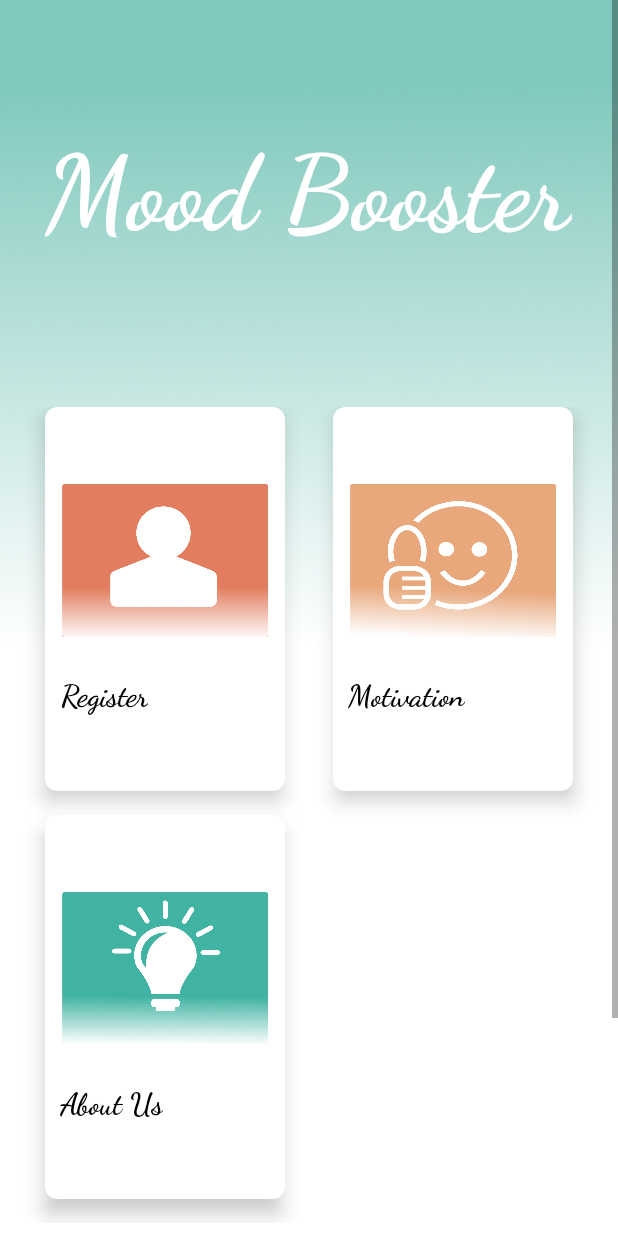
After one commit to Connorshaus/AndroidGridLayout-master, an Android app: the GuestView screen opened directly, with no data from a screen before it, on a phone screen of 412 x 824 dp. The commit adds this screen. Run offline under Robolectric (Android 15) with nearby library versions, the phone set to English and light mode, and no system bars.

Commit message:
Added Guest Additions, Expanded Motivation Activity

```diff
--- /dev/null
+++ b/app/src/main/java/edmt/dev/androidgridlayout/GuestView.java
@@ -0,0 +1,54 @@
+package edmt.dev.androidgridlayout;
+
+import android.content.Intent;
+import android.support.v7.app.AppCompatActivity;
+import android.os.Bundle;
+import android.support.v7.widget.CardView;
+import android.view.View;
+import android.widget.GridLayout;
+
+public class GuestView extends AppCompatActivity {
+
+    GridLayout mainGrid;
+
+    @Override
+    protected void onCreate(Bundle savedInstanceState) {
+        super.onCreate(savedInstanceState);
+        setContentView(R.layout.activity_guest_view);
+
+        mainGrid = (GridLayout) findViewById(R.id.mainGrid);
+
+        //Set Event
+        setSingleEvent(mainGrid);
+        //setToggleEvent(mainGrid);
+    }
+
+    private void setSingleEvent(GridLayout mainGrid) {
+        //Loop all child item of Main Grid
+        for (int i = 0; i < mainGrid.getChildCount(); i++) {
+            //You can see , all child item is CardView , so we just cast object to CardView
+            CardView cardView = (CardView) mainGrid.getChildAt(i);
+            final int finalI = i;
+            cardView.setOnClickListener(new View.OnClickListener() {
+                @Override
+                public void onClick(View view) {
+                    if(finalI == 0) // Activate My Register
+                    {
+                        Intent intent = new Intent (GuestView.this, Register.class);
+                        startActivity(intent);
+                    }
+                    else if(finalI == 1) // Activate Motivation
+                    {
+                        Intent intent = new Intent (GuestView.this, MotivationHome.class);
+                        startActivity(intent);
+                    }
+                    else if(finalI == 2) // Activate About Us
+                    {
+                        Intent intent = new Intent (GuestView.this, AboutUs.class);
+                        startActivity(intent);
+                    }
+                }
+            });
+        }
+    }
+}
--- /dev/null
+++ b/app/src/main/res/layout/activity_guest_view.xml
@@ -0,0 +1,188 @@
+<?xml version="1.0" encoding="utf-8"?>
+<ScrollView xmlns:android="http://schemas.android.com/apk/res/android"
+    xmlns:app="http://schemas.android.com/apk/res-auto"
+    xmlns:tools="http://schemas.android.com/tools"
+    android:layout_width="match_parent"
+    android:layout_height="match_parent"
+    tools:context="edmt.dev.androidgridlayout.GuestView">
+
+
+    <LinearLayout
+        android:orientation="vertical"
+        android:background="@drawable/bg"
+        android:weightSum="10"
+        android:layout_width="match_parent"
+        android:layout_height="wrap_content">
+
+        <RelativeLayout
+            android:layout_weight="2"
+            android:layout_width="match_parent"
+            android:layout_height="0dp">
+
+            <TextView
+                android:id="@+id/textGrid"
+                android:layout_width="wrap_content"
+                android:layout_height="wrap_content"
+                android:layout_centerInParent="true"
+                android:fontFamily="cursive"
+                android:text="@string/app_name"
+                android:textColor="@android:color/white"
+                android:textSize="70sp"
+                android:textStyle="bold" />
+
+        </RelativeLayout>
+
+        <GridLayout
+            android:id="@+id/mainGrid"
+            android:columnCount="2"
+            android:rowCount="3"
+            android:alignmentMode="alignMargins"
+            android:columnOrderPreserved="false"
+            android:layout_weight="6"
+            android:layout_width="match_parent"
+            android:layout_height="0dp"
+            android:padding="14dp"
+            >
+
+            <!-- Row 1 -->
+
+            <!-- Column 1 -->
+            <android.support.v7.widget.CardView
+                android:layout_width="0dp"
+                android:layout_height="0dp"
+                android:layout_columnWeight="1"
+                android:layout_rowWeight="1"
+                android:layout_marginBottom="16dp"
+                android:layout_marginLeft="16dp"
+                android:layout_marginRight="16dp"
+                app:cardElevation="8dp"
+                app:cardCornerRadius="8dp"
+                >
+
+                <LinearLayout
+                    android:layout_gravity="center_horizontal|center_vertical"
+                    android:orientation="vertical"
+                    android:layout_margin="10dp"
+                    android:layout_width="wrap_content"
+                    android:layout_height="wrap_content">
+
+                    <ImageView
+                        android:layout_width="wrap_content"
+                        android:layout_height="130sp"
+                        android:layout_gravity="center_horizontal"
+                        android:contentDescription="@string/profileDescip"
+                        android:scaleType="fitStart"
+                        android:src="@drawable/myprof" />
+
+                    <TextView
+                        android:layout_width="wrap_content"
+                        android:layout_height="wrap_content"
+                        android:fontFamily="cursive"
+                        android:gravity="center"
+                        android:text="@string/register"
+                        android:textAlignment="center"
+                        android:textColor="@android:color/black"
+                        android:textSize="20sp"
+                        android:textStyle="bold"
+                        android:translationZ="100dp" />
+
+                </LinearLayout>
+
+            </android.support.v7.widget.CardView>
+
+            <!-- Column 2 -->
+            <android.support.v7.widget.CardView
+                android:layout_width="0dp"
+                android:layout_height="0dp"
+                android:layout_columnWeight="1"
+                android:layout_rowWeight="1"
+                android:layout_marginBottom="16dp"
+                android:layout_marginLeft="16dp"
+                android:layout_marginRight="16dp"
+                app:cardElevation="8dp"
+                app:cardCornerRadius="8dp"
+                >
+
+                <LinearLayout
+                    android:layout_gravity="center_horizontal|center_vertical"
+                    android:layout_margin="10dp"
+                    android:orientation="vertical"
+                    android:layout_width="wrap_content"
+                    android:layout_height="wrap_content">
+
+                    <ImageView
+                        android:layout_width="wrap_content"
+                        android:layout_height="130sp"
+                        android:layout_gravity="center_horizontal"
+                        android:contentDescription="@string/motivationDesrip"
+                        android:scaleType="fitStart"
+                        android:src="@drawable/motivation" />
+
+                    <TextView
+                        android:layout_width="wrap_content"
+                        android:layout_height="wrap_content"
+                        android:fontFamily="cursive"
+                        android:gravity="center"
+                        android:text="@string/motivation"
+                        android:textAlignment="center"
+                        android:textColor="@android:color/black"
+                        android:textSize="20sp"
+                        android:textStyle="bold"
+                        android:translationZ="100dp" />
+
+                </LinearLayout>
+
+            </android.support.v7.widget.CardView>
+
+
+            <!-- Row 2 -->
+
+            <!-- Column 1 -->
+            <android.support.v7.widget.CardView
+                android:layout_width="0dp"
+                android:layout_height="0dp"
+                android:layout_columnWeight="1"
+                android:layout_rowWeight="1"
+                android:layout_marginBottom="16dp"
+                android:layout_marginLeft="16dp"
+                android:layout_marginRight="16dp"
+                app:cardElevation="8dp"
+                app:cardCornerRadius="8dp"
+                >
+
+                <LinearLayout
+                    android:layout_gravity="center_horizontal|center_vertical"
+                    android:layout_margin="10dp"
+                    android:orientation="vertical"
+                    android:layout_width="wrap_content"
+                    android:layout_height="wrap_content">
+
+                    <ImageView
+                        android:layout_width="wrap_content"
+                        android:layout_height="130sp"
+                        android:layout_gravity="center_horizontal"
+                        android:contentDescription="@string/aboutUsDescrip"
+                        android:scaleType="fitStart"
+                        android:src="@drawable/aboutus" />
+
+                    <TextView
+                        android:layout_width="wrap_content"
+                        android:layout_height="wrap_content"
+                        android:fontFamily="cursive"
+                        android:gravity="center"
+                        android:text="@string/aboutUs"
+                        android:textAlignment="center"
+                        android:textColor="@android:color/black"
+                        android:textSize="20sp"
+                        android:textStyle="bold"
+                        android:translationZ="100dp" />
+
+                </LinearLayout>
+
+            </android.support.v7.widget.CardView>
+
+        </GridLayout>
+
+    </LinearLayout>
+
+</ScrollView>
--- a/app/src/main/res/layout/activity_main.xml
+++ b/app/src/main/res/layout/activity_main.xml
@@ -213,7 +213,7 @@
                     android:layout_width="wrap_content"
                     android:layout_height="wrap_content"
                     android:fontFamily="cursive"
-                    android:text="@string/movtivation"
+                    android:text="@string/motivation"
                     android:textAlignment="center"
                     android:textColor="@android:color/black"
                     android:textSize="18sp"
--- a/app/src/main/res/values/strings.xml
+++ b/app/src/main/res/values/strings.xml
@@ -3,8 +3,9 @@
     <string name="profile">My Profile</string>
     <string name="questionnaire">Questionnaire</string>
     <string name="health">My Health</string>
-    <string name="movtivation">Motivation</string>
+    <string name="motivation">Motivation</string>
     <string name="chat">Chat</string>
+    <string name="register">Register</string>
     <string name="aboutUs">About Us</string>
     <string name="motivationDesrip">Motivation secton for you to become inspired and boost your mood.</string>
     <string name="chatDesrip">Chat that enables you to chat with professionals.</string>
```
Also changed, not shown: app/src/main/AndroidManifest.xml (+5 -2 lines), app/src/main/java/edmt/dev/androidgridlayout/MotivationHome.java (added, +37 -0 lines), app/src/main/java/edmt/dev/androidgridlayout/Register.java (+9 -1 lines), app/src/main/java/edmt/dev/androidgridlayout/quotes.java (added, +13 -0 lines), app/src/main/res/layout/activity_motivation_home.xml (added, +56 -0 lines), app/src/main/res/layout/activity_quotes.xml (added, +9 -0 lines), app/src/main/res/layout/activity_register.xml (+23 -8 lines).
